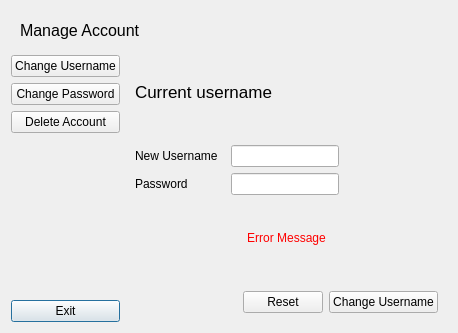
This is ui/manage_account.ui in VicMbugua/TaskManagementSystem as Qt 5 draws it before an edit. The edited form follows.
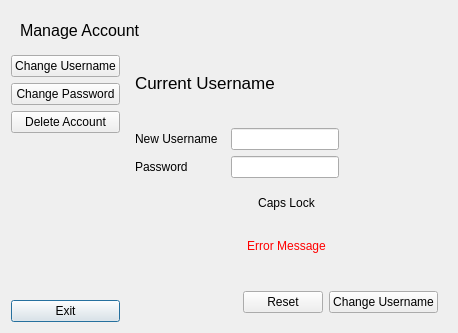
This is the edited form. The open tabs and pages were chosen to show the change.

```diff
--- a/ui/manage_account.ui
+++ b/ui/manage_account.ui
@@ -169,7 +169,7 @@
                </font>
               </property>
               <property name="text">
-               <string>Current username</string>
+               <string>Current Username</string>
               </property>
              </widget>
             </item>
@@ -285,20 +285,14 @@
            </layout>
           </item>
           <item>
-           <spacer name="verticalSpacer_5">
-            <property name="orientation">
-             <enum>Qt::Vertical</enum>
+           <widget class="QLabel" name="caps_lock">
+            <property name="text">
+             <string>Caps Lock</string>
             </property>
-            <property name="sizeType">
-             <enum>QSizePolicy::Fixed</enum>
+            <property name="alignment">
+             <set>Qt::AlignCenter</set>
             </property>
-            <property name="sizeHint" stdset="0">
-             <size>
-              <width>20</width>
-              <height>10</height>
-             </size>
-            </property>
-           </spacer>
+           </widget>
           </item>
           <item>
            <widget class="QLabel" name="error_message">
```
Left out of the diff: 40 changed lines with no effect on the pictures.
